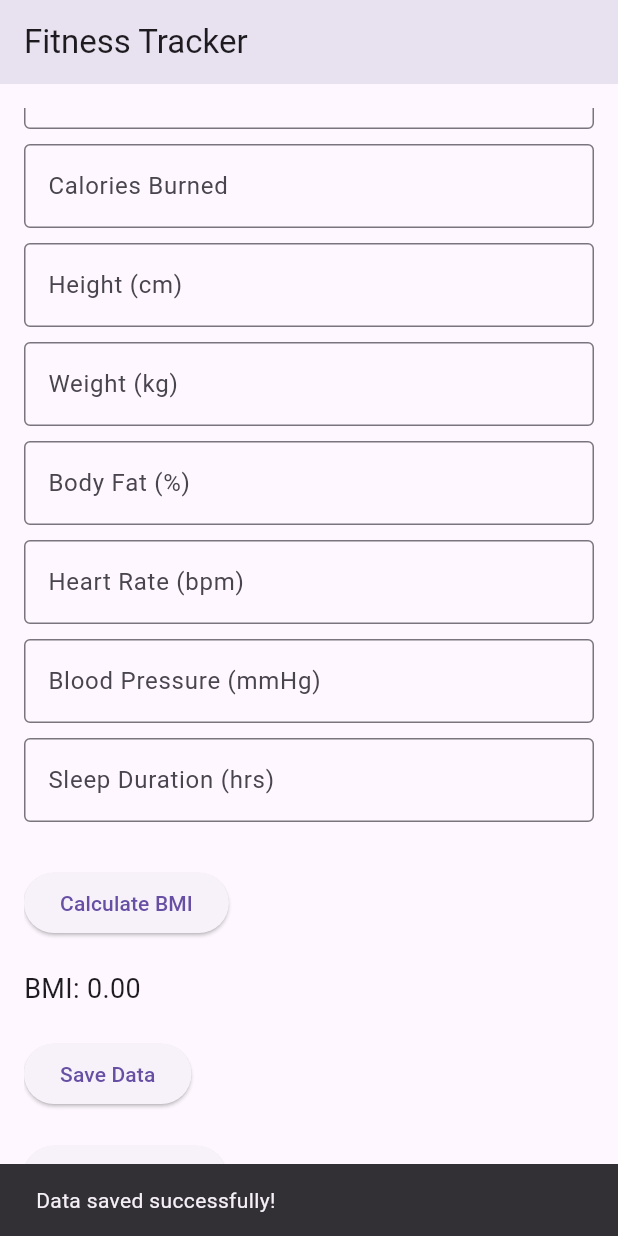
After one commit to Shah-Shawon/MediHUB, a Flutter app: the FitnessTrackerApp screen opened directly, scrolled down 231 dp, after a tap on "Save Data", on a phone screen of 412 x 824 dp. The commit adds this screen. Run offline on Flutter 3.47's test engine with Material 3 defaults, Android fonts, the phone set to English and light mode, and no system bars; our stand-ins replace cloud_firestore, firebase_auth, firebase_core; accounts and stored records are empty.

Commit message:
Fitness tracker added

```diff
--- /dev/null
+++ b/devtools_options.yaml
@@ -0,0 +1,3 @@
+description: This file stores settings for Dart & Flutter DevTools.
+documentation: https://docs.flutter.dev/tools/devtools/extensions#configure-extension-enablement-states
+extensions:
--- /dev/null
+++ b/lib/FitnessTrackerApp/FitnessTrackerApp.dart
@@ -0,0 +1,234 @@
+import 'package:flutter/material.dart';
+import 'package:firebase_core/firebase_core.dart';
+import 'package:cloud_firestore/cloud_firestore.dart';
+import 'package:firebase_auth/firebase_auth.dart';
+import 'package:medibd/FitnessTrackerApp/UserRecord.dart';
+
+void main() async {
+  WidgetsFlutterBinding.ensureInitialized();
+  await Firebase.initializeApp();
+  runApp(const MyApp());
+}
+
+class MyApp extends StatelessWidget {
+  const MyApp({super.key});
+
+  @override
+  Widget build(BuildContext context) {
+    return MaterialApp(
+      title: 'Fitness Tracker',
+      theme: ThemeData(primarySwatch: Colors.teal),
+      home: const FitnessTrackerApp(),
+    );
+  }
+}
+
+class FitnessTrackerApp extends StatefulWidget {
+  const FitnessTrackerApp({super.key});
+
+  @override
+  _FitnessTrackerAppState createState() => _FitnessTrackerAppState();
+}
+
+class _FitnessTrackerAppState extends State<FitnessTrackerApp> {
+  final TextEditingController _stepCountController = TextEditingController();
+  final TextEditingController _caloriesBurnedController =
+      TextEditingController();
+  final TextEditingController _heightController = TextEditingController();
+  final TextEditingController _weightController = TextEditingController();
+  final TextEditingController _bodyFatController = TextEditingController();
+  final TextEditingController _heartRateController = TextEditingController();
+  final TextEditingController _bloodPressureController =
+      TextEditingController();
+  final TextEditingController _sleepDurationController =
+      TextEditingController();
+
+  double bmi = 0.0;
+  String? _userId;
+  DateTime _selectedDate = DateTime.now();
+
+  @override
+  void initState() {
+    super.initState();
+    _getUserId();
+  }
+
+  Future<void> _getUserId() async {
+    User? user = FirebaseAuth.instance.currentUser;
+    if (user != null) {
+      setState(() {
+        _userId = user.uid;
+      });
+    }
+  }
+
+  void _calculateBMI() {
+    double height =
+        double.parse(_heightController.text) / 100; // Convert cm to meters
+    double weight = double.parse(_weightController.text);
+    setState(() {
+      bmi = weight / (height * height);
+    });
+  }
+
+  Future<void> _saveFitnessData() async {
+    if (_userId == null) {
+      print('User not logged in!');
+      return;
+    }
+
+    final String date =
+        '${_selectedDate.year}-${_selectedDate.month}-${_selectedDate.day}';
+
+    await FirebaseFirestore.instance
+        .collection('FitnessTracker')
+        .doc(_userId)
+        .collection('records')
+        .doc(date)
+        .set({
+      'userId': _userId,
+      'date': date,
+      'stepCount': _stepCountController.text,
+      'caloriesBurned': _caloriesBurnedController.text,
+      'height': _heightController.text,
+      'weight': _weightController.text,
+      'bodyFat': _bodyFatController.text,
+      'bmi': bmi,
+      'heartRate': _heartRateController.text,
+      'bloodPressure': _bloodPressureController.text,
+      'sleepDuration': _sleepDurationController.text,
+    });
+
+    ScaffoldMessenger.of(context).showSnackBar(
+        const SnackBar(content: Text('Data saved successfully!')));
+  }
+
+  void _changeDate(int days) {
+    setState(() {
+      _selectedDate = _selectedDate.add(Duration(days: days));
+    });
+  }
+
+  Future<void> _selectDate(BuildContext context) async {
+    final DateTime? picked = await showDatePicker(
+      context: context,
+      initialDate: _selectedDate,
+      firstDate: DateTime(2000),
+      lastDate: DateTime(2101),
+    );
+    if (picked != null && picked != _selectedDate) {
+      setState(() {
+        _selectedDate = picked;
+      });
+    }
+  }
+
+  @override
+  Widget build(BuildContext context) {
+    return Scaffold(
+      appBar: AppBar(title: const Text('Fitness Tracker')),
+      body: GestureDetector(
+        onHorizontalDragEnd: (details) {
+          if (details.velocity.pixelsPerSecond.dx > 0) {
+            _changeDate(-1); // Swipe right: Previous day
+          } else if (details.velocity.pixelsPerSecond.dx < 0) {
+            _changeDate(1); // Swipe left: Next day
+          }
+        },
+        child: Padding(
+          padding: const EdgeInsets.all(16.0),
+          child: SingleChildScrollView(
+            child: Column(
+              crossAxisAlignment: CrossAxisAlignment.start,
+              children: [
+                const Text(
+                  'Track Your Fitness!',
+                  style: TextStyle(
+                      fontSize: 30,
+                      fontWeight: FontWeight.bold,
+                      color: Colors.teal),
+                ),
+                const SizedBox(height: 20),
+                Row(
+                  mainAxisAlignment: MainAxisAlignment.spaceBetween,
+                  children: [
+                    IconButton(
+                      icon: const Icon(Icons.arrow_back),
+                      onPressed: () => _changeDate(-1),
+                    ),
+                    Text(
+                      '${_selectedDate.year}-${_selectedDate.month.toString().padLeft(2, '0')}-${_selectedDate.day.toString().padLeft(2, '0')}',
+                      style: const TextStyle(fontSize: 20),
+                    ),
+                    IconButton(
+                      icon: const Icon(Icons.arrow_forward),
+                      onPressed: () => _changeDate(1),
+                    ),
+                  ],
+                ),
+                const SizedBox(height: 10),
+                TextButton(
+                  onPressed: () => _selectDate(context),
+                  child: const Text(
+                    'Choose Date',
+                    style: TextStyle(color: Colors.teal, fontSize: 16),
+                  ),
+                ),
+                const SizedBox(height: 20),
+                _buildInputField('Step Count', _stepCountController),
+                _buildInputField('Calories Burned', _caloriesBurnedController),
+                _buildInputField('Height (cm)', _heightController),
+                _buildInputField('Weight (kg)', _weightController),
+                _buildInputField('Body Fat (%)', _bodyFatController),
+                _buildInputField('Heart Rate (bpm)', _heartRateController),
+                _buildInputField(
+                    'Blood Pressure (mmHg)', _bloodPressureController),
+                _buildInputField(
+                    'Sleep Duration (hrs)', _sleepDurationController),
+                const SizedBox(height: 20),
+                ElevatedButton(
+                  onPressed: _calculateBMI,
+                  child: const Text('Calculate BMI'),
+                ),
+                const SizedBox(height: 20),
+                Text('BMI: ${bmi.toStringAsFixed(2)}',
+                    style: const TextStyle(fontSize: 18)),
+                const SizedBox(height: 20),
+                ElevatedButton(
+                  onPressed: _saveFitnessData,
+                  child: const Text('Save Data'),
+                ),
+                const SizedBox(height: 20),
+                ElevatedButton(
+                  onPressed: () {
+                    Navigator.push(
+                      context,
+                      MaterialPageRoute(
+                          builder: (_) =>
+                              UserRecord(selectedDate: _selectedDate)),
+                    );
+                  },
+                  child: const Text('View Records'),
+                ),
+              ],
+            ),
+          ),
+        ),
+      ),
+    );
+  }
+
+  Widget _buildInputField(String label, TextEditingController controller) {
+    return Padding(
+      padding: const EdgeInsets.only(bottom: 10),
+      child: TextField(
+        controller: controller,
+        keyboardType: TextInputType.number,
+        decoration: InputDecoration(
+          labelText: label,
+          border: const OutlineInputBorder(),
+        ),
+      ),
+    );
+  }
+}
--- /dev/null
+++ b/lib/FitnessTrackerApp/UserRecord.dart
@@ -0,0 +1,92 @@
+import 'package:flutter/material.dart';
+import 'package:cloud_firestore/cloud_firestore.dart';
+import 'package:firebase_auth/firebase_auth.dart';
+
+class UserRecord extends StatefulWidget {
+  const UserRecord({super.key, required DateTime selectedDate});
+
+  @override
+  _UserRecordState createState() => _UserRecordState();
+}
+
+class _UserRecordState extends State<UserRecord> {
+  String? _userId;
+  List<Map<String, dynamic>> _records = [];
+
+  @override
+  void initState() {
+    super.initState();
+    _getUserIdAndFetchRecords();
+  }
+
+  Future<void> _getUserIdAndFetchRecords() async {
+    User? user = FirebaseAuth.instance.currentUser;
+    if (user != null) {
+      setState(() {
+        _userId = user.uid;
+      });
+      await _fetchFitnessData();
+    }
+  }
+
+  Future<void> _fetchFitnessData() async {
+    if (_userId == null) return;
+
+    try {
+      QuerySnapshot snapshot = await FirebaseFirestore.instance
+          .collection('FitnessTracker')
+          .doc(_userId)
+          .collection('records')
+          .get();
+
+      final List<Map<String, dynamic>> fetchedRecords =
+          snapshot.docs.map((doc) {
+        return {
+          'date': doc['date'],
+          'stepCount': doc['stepCount'],
+          'caloriesBurned': doc['caloriesBurned'],
+          'height': doc['height'],
+          'weight': doc['weight'],
+          'bodyFat': doc['bodyFat'],
+          'bmi': doc['bmi'],
+          'heartRate': doc['heartRate'],
+          'bloodPressure': doc['bloodPressure'],
+          'sleepDuration': doc['sleepDuration'],
+        };
+      }).toList();
+
+      setState(() {
+        _records = fetchedRecords;
+      });
+    } catch (e) {
+      print('Error fetching records: $e');
+    }
+  }
+
+  @override
+  Widget build(BuildContext context) {
+    return Scaffold(
+      appBar: AppBar(title: const Text('View Records')),
+      body: _records.isEmpty
+          ? const Center(child: Text('No records available.'))
+          : ListView.builder(
+              itemCount: _records.length,
+              itemBuilder: (context, index) {
+                final record = _records[index];
+                return Card(
+                  child: ListTile(
+                    title: Text('Date: ${record['date']}'),
+                    subtitle: Text(
+                      'Steps: ${record['stepCount']}, Calories: ${record['caloriesBurned']}\n'
+                      'Height: ${record['height']} cm, Weight: ${record['weight']} kg\n'
+                      'BMI: ${record['bmi']}, Body Fat: ${record['bodyFat']}%\n'
+                      'Heart Rate: ${record['heartRate']} bpm, Blood Pressure: ${record['bloodPressure']} mmHg\n'
+                      'Sleep: ${record['sleepDuration']} hrs',
+                    ),
+                  ),
+                );
+              },
+            ),
+    );
+  }
+}
--- a/lib/homepage.dart
+++ b/lib/homepage.dart
@@ -1,4 +1,5 @@
 import 'package:flutter/material.dart';
+import 'package:medibd/FitnessTrackerApp/FitnessTrackerApp.dart';
 import 'package:medibd/ambulanceNum.dart';
 import 'package:medibd/appbar.dart';
 import 'package:medibd/bloodDonor.dart';
@@ -42,6 +43,9 @@ class _HomePageState extends State<HomePage> {
 
   // List of all services
   final List<ServiceTile> allServiceTiles = [
+
+
+
     const ServiceTile(
       icon: Icons.local_hospital,
       title: 'Medicine Dictionary',
@@ -53,10 +57,20 @@ class _HomePageState extends State<HomePage> {
       page: BMICalculatorApp(),
     ),
     const ServiceTile(
+  icon: Icons.fitness_center,  // Icon representing fitness
+  title: 'Fitness Tracker',    // Title for the fitness tracker
+  page: FitnessTrackerApp(),   // Page to navigate to for fitness tracker feature
+),
+
+
+
+    const ServiceTile(
       icon: Icons.person_search,
       title: 'Doctor List',
       page: DoctorApp(),
     ),
+
+
     const ServiceTile(
       icon: Icons.phone,
       title: 'Ambulance Number',
--- a/pubspec.yaml
+++ b/pubspec.yaml
@@ -40,9 +40,10 @@ dependencies:
   firebase_core: ^3.6.0
   firebase_auth: ^5.3.1
   google_sign_in: ^6.2.1
-  cloud_firestore:
+  provider: ^6.1.2
   font_awesome_flutter: ^10.2.0
   google_maps_flutter: ^2.10.0
+  cloud_firestore: ^5.4.4
 
 
 dev_dependencies:
```
Also changed, not shown: pubspec.lock.
